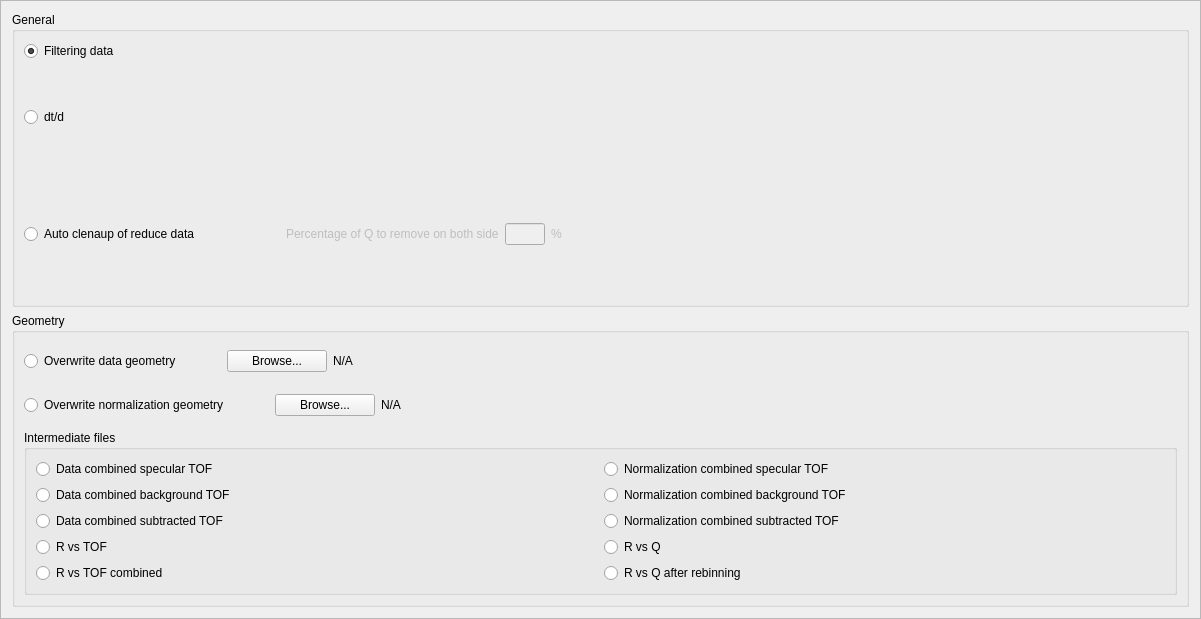
mantidproject/mantid, file Code/Mantid/scripts/Interface/ui/reflectometer/advanced.ui: the form before one commit.
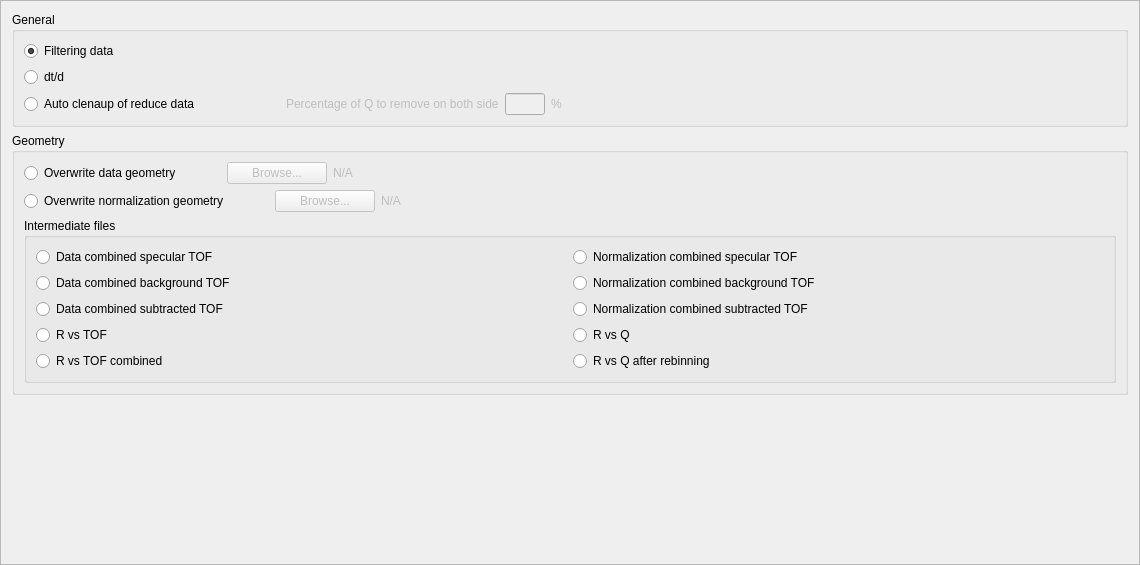
The form after the commit.

Patch:
```diff
--- a/Code/Mantid/scripts/Interface/ui/reflectometer/advanced.ui
+++ b/Code/Mantid/scripts/Interface/ui/reflectometer/advanced.ui
@@ -6,8 +6,8 @@
    <rect>
     <x>0</x>
     <y>0</y>
-    <width>1201</width>
-    <height>619</height>
+    <width>1140</width>
+    <height>565</height>
    </rect>
   </property>
   <property name="windowTitle">
@@ -43,22 +43,6 @@
             </property>
            </widget>
           </item>
-          <item>
-           <spacer name="verticalSpacer">
-            <property name="orientation">
-             <enum>Qt::Vertical</enum>
-            </property>
-            <property name="sizeType">
-             <enum>QSizePolicy::Fixed</enum>
-            </property>
-            <property name="sizeHint" stdset="0">
-             <size>
-              <width>5</width>
-              <height>40</height>
-             </size>
-            </property>
-           </spacer>
-          </item>
           <item>
            <widget class="QRadioButton" name="radioButton_2">
             <property name="text">
@@ -69,22 +53,6 @@
             </property>
            </widget>
           </item>
-          <item>
-           <spacer name="verticalSpacer_2">
-            <property name="orientation">
-             <enum>Qt::Vertical</enum>
-            </property>
-            <property name="sizeType">
-             <enum>QSizePolicy::Fixed</enum>
-            </property>
-            <property name="sizeHint" stdset="0">
-             <size>
-              <width>5</width>
-              <height>40</height>
-             </size>
-            </property>
-           </spacer>
-          </item>
           <item>
            <layout class="QHBoxLayout" name="horizontalLayout">
             <item>
@@ -226,6 +194,9 @@
             </item>
             <item>
              <widget class="QPushButton" name="pushButton">
+              <property name="enabled">
+               <bool>false</bool>
+              </property>
               <property name="minimumSize">
                <size>
                 <width>100</width>
@@ -245,6 +216,9 @@
             </item>
             <item>
              <widget class="QLabel" name="label_3">
+              <property name="enabled">
+               <bool>false</bool>
+              </property>
               <property name="minimumSize">
                <size>
                 <width>100</width>
@@ -296,6 +270,9 @@
           </item>
           <item>
            <widget class="QPushButton" name="pushButton_4">
+            <property name="enabled">
+             <bool>false</bool>
+            </property>
             <property name="minimumSize">
              <size>
               <width>100</width>
@@ -315,6 +292,9 @@
           </item>
           <item>
            <widget class="QLabel" name="label_6">
+            <property name="enabled">
+             <bool>false</bool>
+            </property>
             <property name="minimumSize">
              <size>
               <width>100</width>
@@ -470,6 +450,19 @@
      </item>
     </layout>
    </item>
+   <item>
+    <spacer name="verticalSpacer">
+     <property name="orientation">
+      <enum>Qt::Vertical</enum>
+     </property>
+     <property name="sizeHint" stdset="0">
+      <size>
+       <width>20</width>
+       <height>40</height>
+      </size>
+     </property>
+    </spacer>
+   </item>
   </layout>
  </widget>
  <resources/>
```
